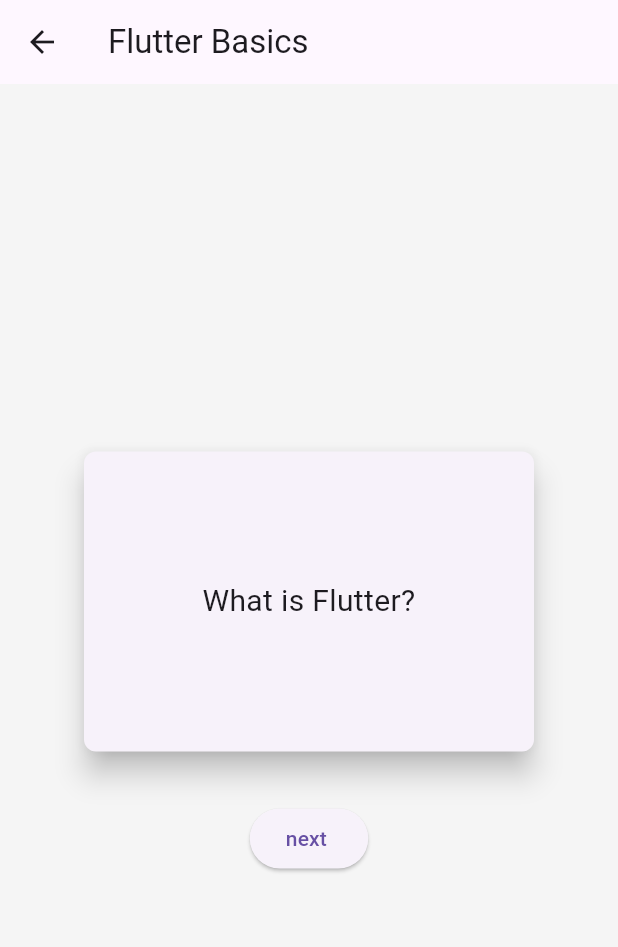
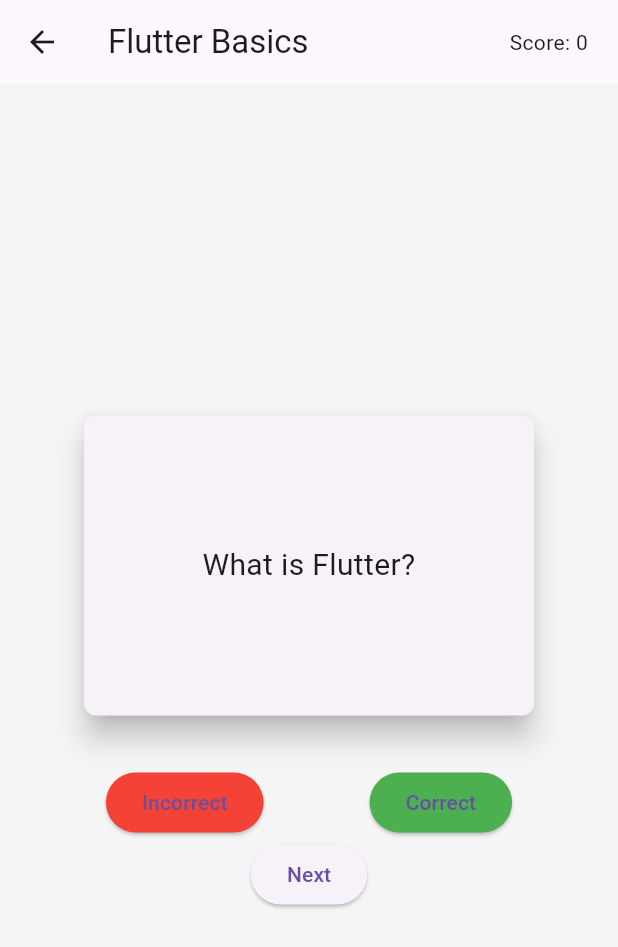
Before and after one commit to Ali1raz/Practicing-flutter, a Flutter app: the screen it shows after launch, after a tap on "Flutter Basics", on a phone screen of 412 x 824 dp. Shown: the top 947 px of the screen. Run offline on Flutter 3.47's test engine with Material 3 defaults, Android fonts, the phone set to English and light mode, and no system bars.

Commit message:
add score logic

```diff
--- a/lib/main.dart
+++ b/lib/main.dart
@@ -90,6 +90,7 @@ class FlashcardScreen extends StatefulWidget {
 class _FlashcardScreenState extends State<FlashcardScreen> {
   bool _showQuestion = true;
   int _currentCardIndex = 0;
+  int _score = 0;
 
   void _toggleCard() {
     setState(() {
@@ -104,11 +105,23 @@ class _FlashcardScreenState extends State<FlashcardScreen> {
     });
   }
 
+  void _handleAnswer(bool isCorrect) {
+    setState(() {
+      _score += isCorrect ? 10 : -5;
+    });
+  }
+
   @override
   Widget build(BuildContext context) {
     return Scaffold(
       appBar: AppBar(
         title: Text(widget.deck.title),
+        actions: [
+          Padding(
+            padding: const EdgeInsets.only(right: 20),
+            child: Center(child: Text("Score: $_score")),
+          )
+        ],
         leading: IconButton(
             onPressed: () => Navigator.pop(context),
             icon: Icon(Icons.arrow_back)),
@@ -138,7 +151,18 @@ class _FlashcardScreenState extends State<FlashcardScreen> {
               ),
             ),
             const SizedBox(height: 30),
-            ElevatedButton(onPressed: _nextCard, child: const Text("next ")),
+            Row(
+              mainAxisAlignment: MainAxisAlignment.spaceEvenly,
+              children: [
+                ElevatedButton(onPressed: () => _handleAnswer(false),
+                  style: ElevatedButton.styleFrom(backgroundColor: Colors.red),
+                  child: const Text("Incorrect"),
+                ),
+                ElevatedButton(onPressed: () => _handleAnswer(true),
+                style: ElevatedButton.styleFrom(backgroundColor: Colors.green), child: const Text("Correct"))
+              ],
+            ),
+            ElevatedButton(onPressed: _nextCard, child: const Text("Next")),
           ],
         ),
       ),
```
